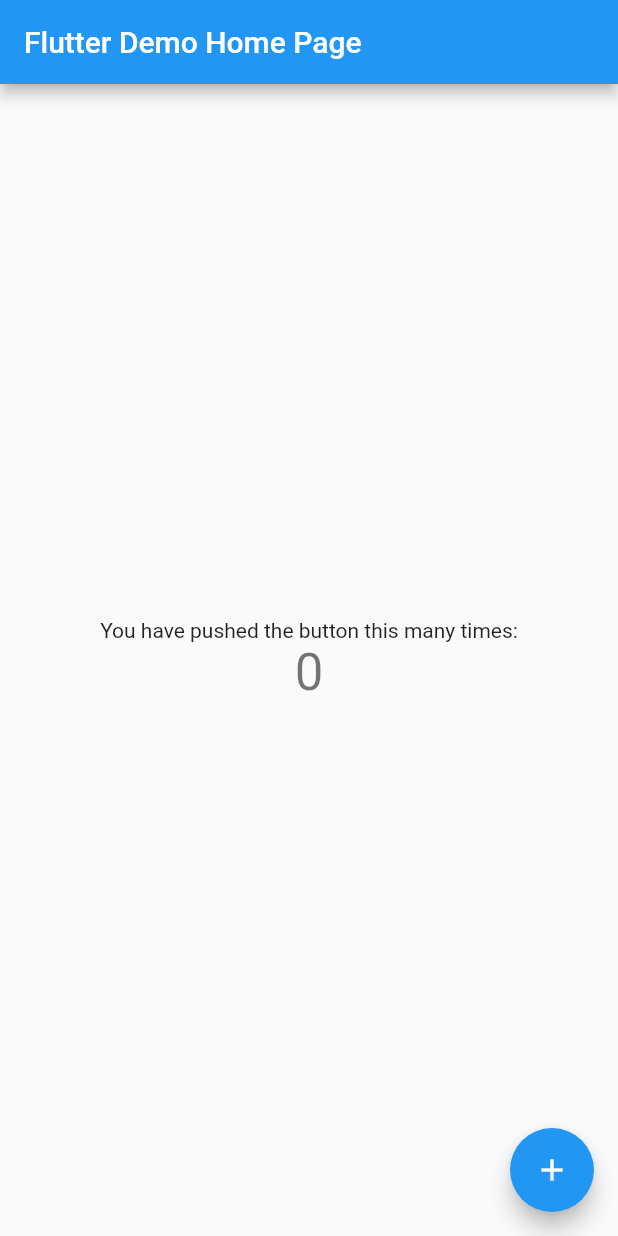
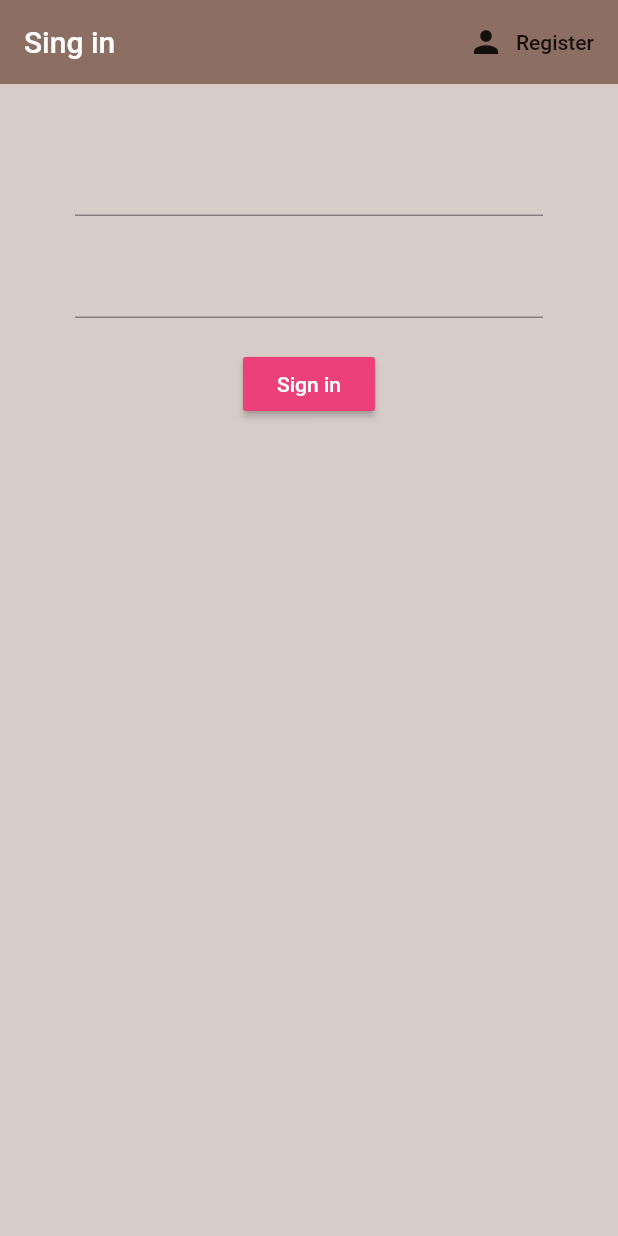
Before and after one commit to csantacruza/RouteToBeSelft-Taught, a Flutter app: the screen it shows after launch, on a phone screen of 412 x 824 dp. Run offline on Flutter 3.47's test engine with Material 2 defaults, Android fonts, the phone set to English and light mode, and no system bars; our stand-ins replace firebase_auth; accounts and stored records are empty.

Commit message:
Register with Firebase OK!

```diff
--- a/lib/main.dart
+++ b/lib/main.dart
@@ -1,4 +1,11 @@
 import 'package:flutter/material.dart';
+import 'package:provider/provider.dart';
+import 'package:routetobeselfttaught/src/pages/Home/home.dart';
+import 'package:routetobeselfttaught/src/services/auth.dart';
+import 'package:routetobeselfttaught/src/wrapper.dart';
+
+import 'src/providers/user.dart';
+
 
 void main() => runApp(MyApp());
 
@@ -6,106 +13,11 @@ class MyApp extends StatelessWidget {
   // This widget is the root of your application.
   @override
   Widget build(BuildContext context) {
-    return MaterialApp(
-      title: 'Flutter Demo',
-      theme: ThemeData(
-        // This is the theme of your application.
-        //
-        // Try running your application with "flutter run". You'll see the
-        // application has a blue toolbar. Then, without quitting the app, try
-        // changing the primarySwatch below to Colors.green and then invoke
-        // "hot reload" (press "r" in the console where you ran "flutter run",
-        // or simply save your changes to "hot reload" in a Flutter IDE).
-        // Notice that the counter didn't reset back to zero; the application
-        // is not restarted.
-        primarySwatch: Colors.blue,
+    return StreamProvider<User>.value(
+      value: AuthService().user,
+      child: MaterialApp(
+        home: Wrapper(),
       ),
-      home: MyHomePage(title: 'Flutter Demo Home Page'),
     );
   }
 }
-
-class MyHomePage extends StatefulWidget {
-  MyHomePage({Key key, this.title}) : super(key: key);
-
-  // This widget is the home page of your application. It is stateful, meaning
-  // that it has a State object (defined below) that contains fields that affect
-  // how it looks.
-
-  // This class is the configuration for the state. It holds the values (in this
-  // case the title) provided by the parent (in this case the App widget) and
-  // used by the build method of the State. Fields in a Widget subclass are
-  // always marked "final".
-
-  final String title;
-
-  @override
-  _MyHomePageState createState() => _MyHomePageState();
-}
-
-class _MyHomePageState extends State<MyHomePage> {
-  int _counter = 0;
-
-  void _incrementCounter() {
-    setState(() {
-      // This call to setState tells the Flutter framework that something has
-      // changed in this State, which causes it to rerun the build method below
-      // so that the display can reflect the updated values. If we changed
-      // _counter without calling setState(), then the build method would not be
-      // called again, and so nothing would appear to happen.
-      _counter++;
-    });
-  }
-
-  @override
-  Widget build(BuildContext context) {
-    // This method is rerun every time setState is called, for instance as done
-    // by the _incrementCounter method above.
-    //
-    // The Flutter framework has been optimized to make rerunning build methods
-    // fast, so that you can just rebuild anything that needs updating rather
-    // than having to individually change instances of widgets.
-    return Scaffold(
-      appBar: AppBar(
-        // Here we take the value from the MyHomePage object that was created by
-        // the App.build method, and use it to set our appbar title.
-        title: Text(widget.title),
-      ),
-      body: Center(
-        // Center is a layout widget. It takes a single child and positions it
-        // in the middle of the parent.
-        child: Column(
-          // Column is also a layout widget. It takes a list of children and
-          // arranges them vertically. By default, it sizes itself to fit its
-          // children horizontally, and tries to be as tall as its parent.
-          //
-          // Invoke "debug painting" (press "p" in the console, choose the
-          // "Toggle Debug Paint" action from the Flutter Inspector in Android
-          // Studio, or the "Toggle Debug Paint" command in Visual Studio Code)
-          // to see the wireframe for each widget.
-          //
-          // Column has various properties to control how it sizes itself and
-          // how it positions its children. Here we use mainAxisAlignment to
-          // center the children vertically; the main axis here is the vertical
-          // axis because Columns are vertical (the cross axis would be
-          // horizontal).
-          mainAxisAlignment: MainAxisAlignment.center,
-          children: <Widget>[
-            Text(
-              'You have pushed the button this many times:',
-            ),
-            Text(
-              '$_counter',
-              style: Theme.of(context).textTheme.display1,
-            ),
-          ],
-        ),
-      ),
-      floatingActionButton: FloatingActionButton(
-        onPressed: _incrementCounter,
-        tooltip: 'Increment',
-        child: Icon(Icons.add),
-      ), // This trailing comma makes auto-formatting nicer for build methods.
-    );
-  }
-}
--- /dev/null
+++ b/lib/src/pages/Authenticate/authenticate.dart
@@ -0,0 +1,27 @@
+import 'package:flutter/material.dart';
+
+import 'sign_in.dart';
+import 'register.dart';
+
+class Authenticate extends StatefulWidget {
+  Authenticate({Key key}) : super(key: key);
+
+  @override
+  _AuthenticateState createState() => _AuthenticateState();
+}
+
+class _AuthenticateState extends State<Authenticate> {
+
+  bool showSignIn = true;
+  void toggleView(){
+    setState(() => showSignIn = !showSignIn);
+  }
+
+  @override
+  Widget build(BuildContext context) {
+    if (showSignIn)
+     return SignIn(toggleView: toggleView);
+    else
+     return   Register(toggleView: toggleView);
+  }
+}
--- /dev/null
+++ b/lib/src/pages/Authenticate/sign_in.dart
@@ -0,0 +1,74 @@
+import 'package:flutter/material.dart';
+import 'package:routetobeselfttaught/src/services/auth.dart';
+
+class SignIn extends StatefulWidget {
+
+  final Function toggleView;
+  SignIn({this.toggleView});
+
+  @override
+  _SignInState createState() => _SignInState();
+}
+
+class _SignInState extends State<SignIn> {
+
+//This variable conect wuth the auth.dart class and her methods
+final AuthService _auth = AuthService();
+
+//Text field state
+String email = "";
+String pass = "";
+
+  @override
+  Widget build(BuildContext context) {
+    return Scaffold(
+      backgroundColor: Colors.brown[100],
+      appBar: AppBar(
+        backgroundColor: Colors.brown[400],
+        elevation: 0.0,
+        title: Text("Sing in"),
+        actions: <Widget>[
+          FlatButton.icon(
+            icon: Icon(Icons.person),
+            label: Text("Register"),
+            onPressed: (){
+              widget.toggleView();
+            },
+            ),
+        ],
+      ),
+      body: Container(
+        padding: EdgeInsets.symmetric(vertical: 20.0 ,horizontal: 50.0),
+        child: Form(
+          child: Column(
+            children: <Widget>[
+              SizedBox(height: 20.0),
+              TextFormField(
+                onChanged: (val){
+                  setState(() => email = val);
+                },
+              ),
+              SizedBox(height: 20.0),
+              TextFormField(
+                obscureText: true,
+                onChanged: (val){
+                  setState(() => pass = val);
+                },
+              ),
+              SizedBox(height: 20.0),
+              RaisedButton(
+                color: Colors.pink[400],
+                child: Text(
+                  'Sign in',
+                  style: TextStyle(color:Colors.white),
+                ),
+                onPressed: () async {
+                  print('$email $pass');
+                },
+              ),
+          ],)
+        ),
+        ),
+    );
+  }
+}
--- /dev/null
+++ b/lib/src/providers/ImaAndCre.dart
@@ -0,0 +1,16 @@
+import 'package:routetobeselfttaught/src/providers/Generic/activity.dart';
+import 'package:routetobeselfttaught/src/providers/step.dart';
+
+class ImaAndCre implements Activity<Step>{
+
+String name;
+List<Step> predecessors;
+List<Step> successors;
+bool cloned;
+String description;
+List<String> funtionalities;
+List<Step> steps;
+
+ImaAndCre(this.cloned,this.description,this.funtionalities,this.steps);
+
+}
--- /dev/null
+++ b/lib/src/providers/exercise.dart
@@ -0,0 +1,24 @@
+import 'package:routetobeselfttaught/src/providers/Generic/activity.dart';
+
+import 'Generic/time.dart';
+
+class Exercise implements Activity<Exercise>{
+
+String name;
+int _dificulty;
+//if you try [Static] you $value will be in seconds
+//if you try [Quantity] you $value will be in numbers
+int _repetitions;
+int _series;
+String _image;
+//if you try [Hypertrophy] you need 30sec - 1min of restTime
+//if you try [Strength] you need 1min - 2,3 min of restTime
+Time _restTime;
+Date _date;
+List<Exercise> predecessors;
+List<Exercise> successors;
+
+Exercise(this.name,this._dificulty,this._date,
+this._series,this._repetitions,this._restTime,this._image,this.predecessors,this.successors);
+
+}
--- /dev/null
+++ b/lib/src/providers/step.dart
@@ -0,0 +1,20 @@
+import 'package:routetobeselfttaught/src/providers/Generic/activity.dart';
+import 'package:routetobeselfttaught/src/providers/Generic/time.dart';
+
+class Step implements Activity<Step>{
+
+String image;
+String name;
+int dificulty;
+String description;
+List<String> previousKnowledge;
+List<String> knowledgeYouWillLearn;
+Time time;
+List<Step> predecessors;
+List<Step> successors;
+
+Step(this.name,this.dificulty,this.description,
+this.image,this.knowledgeYouWillLearn,this.predecessors,
+this.previousKnowledge,this.successors,this.time);
+
+}
--- /dev/null
+++ b/lib/src/providers/user.dart
@@ -0,0 +1,21 @@
+
+import 'package:routetobeselfttaught/src/providers/ImaAndCre.dart';
+import 'package:routetobeselfttaught/src/providers/exercise.dart';
+import 'package:routetobeselfttaught/src/providers/step.dart';
+
+class User {
+
+final String uid;
+String name;
+List<String> knowledgeList;
+List<Step> stepsCompleted;
+List<Exercise> exercisesCompleted;
+List<Exercise> exercises;
+List<Step> steps;
+List<Exercise> tricksCompleted;
+List<ImaAndCre> imaAndCreCompleted;
+
+User({this.uid});
+
+
+}
--- /dev/null
+++ b/lib/src/wrapper.dart
@@ -0,0 +1,24 @@
+import 'package:flutter/material.dart';
+import 'package:provider/provider.dart';
+import 'package:routetobeselfttaught/src/pages/Authenticate/authenticate.dart';
+import 'package:routetobeselfttaught/src/pages/Home/home.dart';
+
+import 'providers/user.dart';
+
+class Wrapper extends StatelessWidget {
+  const Wrapper({Key key}) : super(key: key);
+
+  @override
+  Widget build(BuildContext context) {
+
+    //We can do this because we have the StreamProvider in the main
+    final user = Provider.of<User>(context);
+    //return either(ya sea, ó) the Home or Authenticate screen
+    if (user == null){
+      return Authenticate();
+    }else{
+      return Home();
+    }
+
+  }
+}
--- a/pubspec.yaml
+++ b/pubspec.yaml
@@ -23,6 +23,10 @@ dependencies:
   # The following adds the Cupertino Icons font to your application.
   # Use with the CupertinoIcons class for iOS style icons.
   cupertino_icons: ^0.1.2
+  provider: ^4.0.4
+  firebase_auth: ^0.15.4
+  cloud_firestore: ^0.13.3
+
 
 dev_dependencies:
   flutter_test:
```
Also changed, not shown: lib/Exercise/exercise.dart (deleted, +0 -36 lines), lib/Step/step.dart (deleted, +0 -20 lines), lib/profile.dart (deleted, +0 -16 lines), lib/src/pages/Authenticate/register.dart (added, +86 -0 lines), lib/src/pages/Home/home.dart (added, +30 -0 lines), lib/src/providers/Generic/activity.dart (added, +7 -0 lines), lib/src/providers/Generic/time.dart (added, +21 -0 lines), lib/src/providers/dashboard.dart (added, +16 -0 lines), lib/src/providers/section.dart (added, +8 -0 lines), lib/src/services/auth.dart (added, +53 -0 lines), pubspec.lock, 4 other files.
